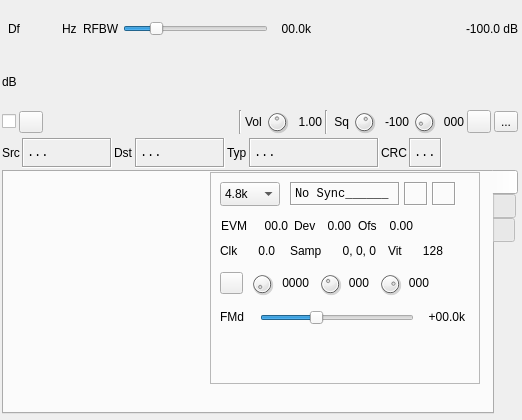
Above: plugins/channelrx/demodm17/m17demodgui.ui from f4exb/sdrangel before the change. Below: the same form after it.
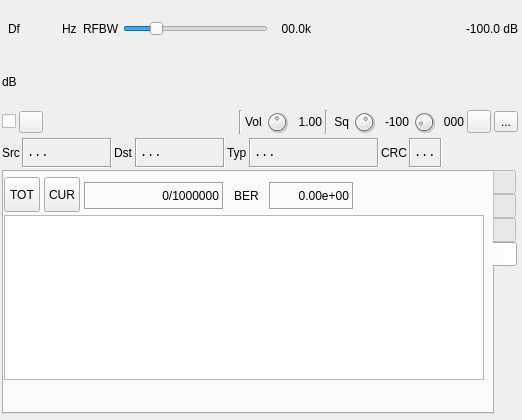
That is the form after the change. The open tabs and pages were chosen to show the change. Icons and pictures are not drawn. Custom widgets are drawn as their Qt base class.

Patch:
```diff
--- a/plugins/channelrx/demodm17/m17demodgui.ui
+++ b/plugins/channelrx/demodm17/m17demodgui.ui
@@ -1634,6 +1634,150 @@
         </property>
        </widget>
       </widget>
+      <widget class="QWidget" name="berTab">
+       <property name="toolTip">
+        <string>BER test data</string>
+       </property>
+       <attribute name="icon">
+        <iconset resource="../../../sdrgui/resources/res.qrc">
+         <normaloff>:/ruler.png</normaloff>:/ruler.png</iconset>
+       </attribute>
+       <attribute name="title">
+        <string/>
+       </attribute>
+       <attribute name="toolTip">
+        <string>BER test</string>
+       </attribute>
+       <widget class="QLabel" name="berCounts">
+        <property name="geometry">
+         <rect>
+          <x>80</x>
+          <y>10</y>
+          <width>140</width>
+          <height>28</height>
+         </rect>
+        </property>
+        <property name="minimumSize">
+         <size>
+          <width>100</width>
+          <height>0</height>
+         </size>
+        </property>
+        <property name="toolTip">
+         <string>Errors/Bits counts</string>
+        </property>
+        <property name="frameShape">
+         <enum>QFrame::Box</enum>
+        </property>
+        <property name="frameShadow">
+         <enum>QFrame::Sunken</enum>
+        </property>
+        <property name="text">
+         <string>0/1000000</string>
+        </property>
+        <property name="alignment">
+         <set>Qt::AlignRight|Qt::AlignTrailing|Qt::AlignVCenter</set>
+        </property>
+       </widget>
+       <widget class="QLabel" name="berLabel">
+        <property name="geometry">
+         <rect>
+          <x>230</x>
+          <y>10</y>
+          <width>30</width>
+          <height>28</height>
+         </rect>
+        </property>
+        <property name="minimumSize">
+         <size>
+          <width>30</width>
+          <height>0</height>
+         </size>
+        </property>
+        <property name="toolTip">
+         <string>Total BER</string>
+        </property>
+        <property name="text">
+         <string>BER</string>
+        </property>
+        <property name="alignment">
+         <set>Qt::AlignLeading|Qt::AlignLeft|Qt::AlignVCenter</set>
+        </property>
+       </widget>
+       <widget class="QLabel" name="berRatio">
+        <property name="geometry">
+         <rect>
+          <x>265</x>
+          <y>10</y>
+          <width>85</width>
+          <height>28</height>
+         </rect>
+        </property>
+        <property name="minimumSize">
+         <size>
+          <width>30</width>
+          <height>0</height>
+         </size>
+        </property>
+        <property name="toolTip">
+         <string>Bit Error Rate</string>
+        </property>
+        <property name="frameShape">
+         <enum>QFrame::Box</enum>
+        </property>
+        <property name="frameShadow">
+         <enum>QFrame::Sunken</enum>
+        </property>
+        <property name="text">
+         <string>0.00e+00</string>
+        </property>
+        <property name="alignment">
+         <set>Qt::AlignRight|Qt::AlignTrailing|Qt::AlignVCenter</set>
+        </property>
+       </widget>
+       <widget class="ButtonSwitch" name="totButton">
+        <property name="geometry">
+         <rect>
+          <x>0</x>
+          <y>5</y>
+          <width>36</width>
+          <height>35</height>
+         </rect>
+        </property>
+        <property name="toolTip">
+         <string>Select total BER counts</string>
+        </property>
+        <property name="text">
+         <string>TOT</string>
+        </property>
+       </widget>
+       <widget class="ButtonSwitch" name="curButton">
+        <property name="geometry">
+         <rect>
+          <x>40</x>
+          <y>5</y>
+          <width>36</width>
+          <height>35</height>
+         </rect>
+        </property>
+        <property name="toolTip">
+         <string>Select current BER counts</string>
+        </property>
+        <property name="text">
+         <string>CUR</string>
+        </property>
+       </widget>
+       <widget class="QChartView" name="berChart">
+        <property name="geometry">
+         <rect>
+          <x>0</x>
+          <y>43</y>
+          <width>480</width>
+          <height>165</height>
+         </rect>
+        </property>
+       </widget>
+      </widget>
      </widget>
     </item>
    </layout>
@@ -1669,6 +1813,11 @@
    <header>gui/tvscreen.h</header>
    <container>1</container>
   </customwidget>
+  <customwidget>
+   <class>QChartView</class>
+   <extends>QGraphicsView</extends>
+   <header>QtCharts</header>
+  </customwidget>
  </customwidgets>
  <resources>
   <include location="../../../sdrgui/resources/res.qrc"/>
```
